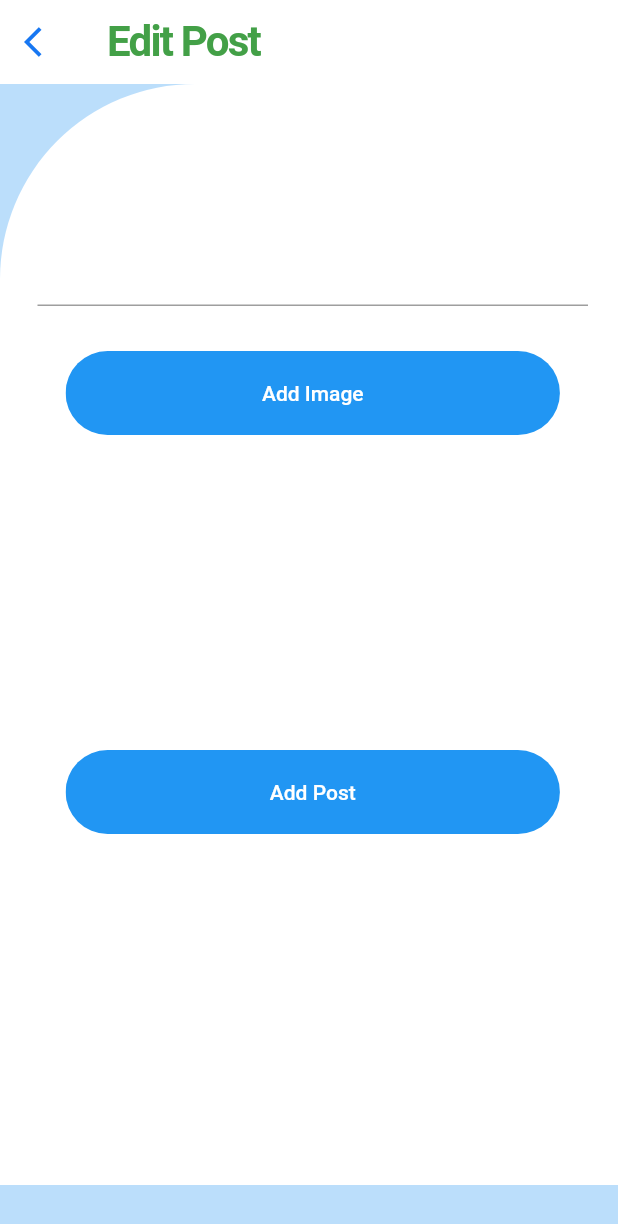
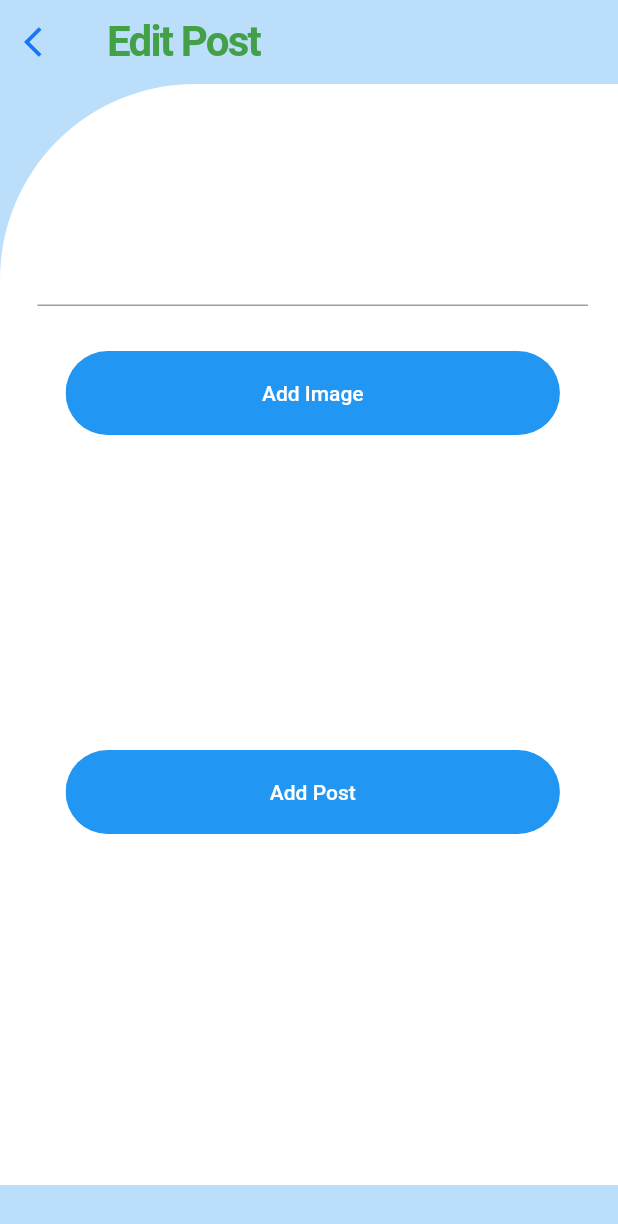
Before and after one commit to SrilalS/MAD_Project, a Flutter app: the EditPostPage screen opened directly, on a phone screen of 412 x 824 dp. Shown: the top 1224 px of the screen. Run offline on Flutter 3.47's test engine with Material 2 defaults, Android fonts, the phone set to English and light mode, and no system bars; our stand-ins replace cached_network_image, cloud_firestore, firebase_auth, firebase_core, firebase_storage, flutter_spinkit and 5 more; accounts and stored records are empty; network calls fail.

Commit message:
Update edit_post.dart

```diff
--- a/lib/UI/edit_post.dart
+++ b/lib/UI/edit_post.dart
@@ -53,7 +53,7 @@ class _EditPostPageState extends State<EditPostPage> {
               Navigator.of(context).pop();
             }),
         brightness: Brightness.light,
-        backgroundColor: Colors.white,
+        backgroundColor: Colors.transparent,
         title: Text(
           'Edit Post',
           style: const TextStyle(
```
